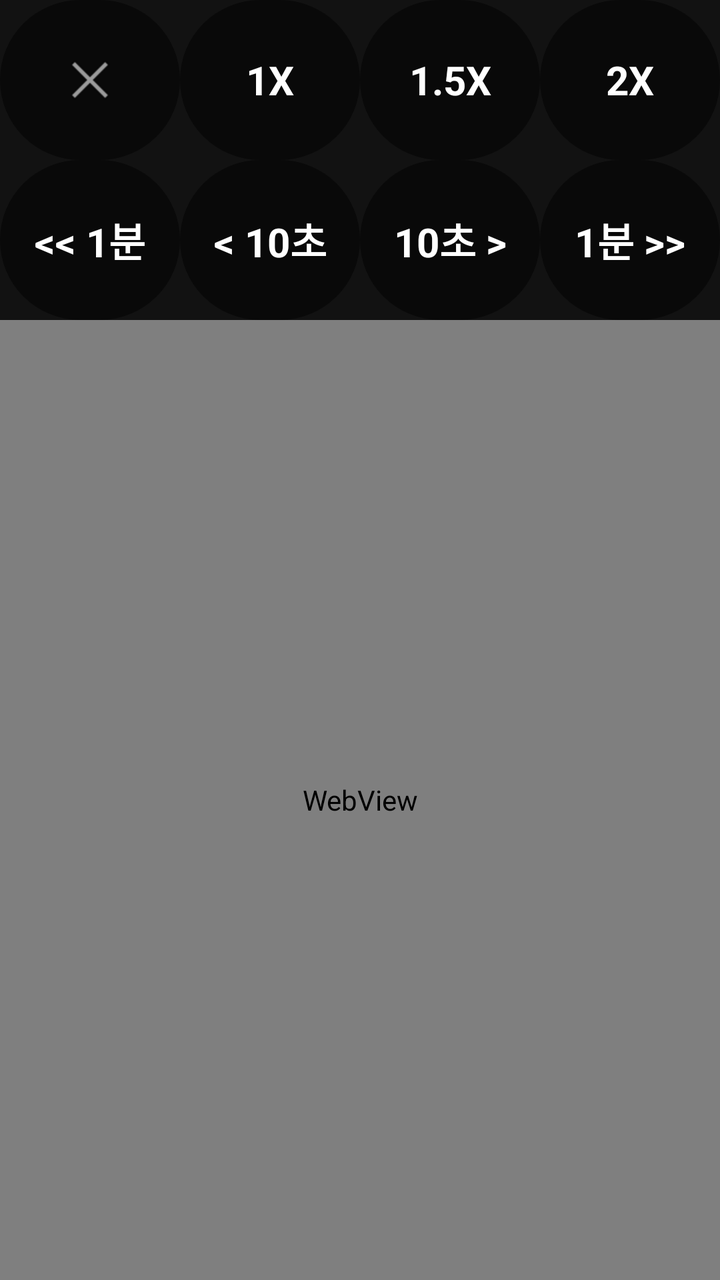
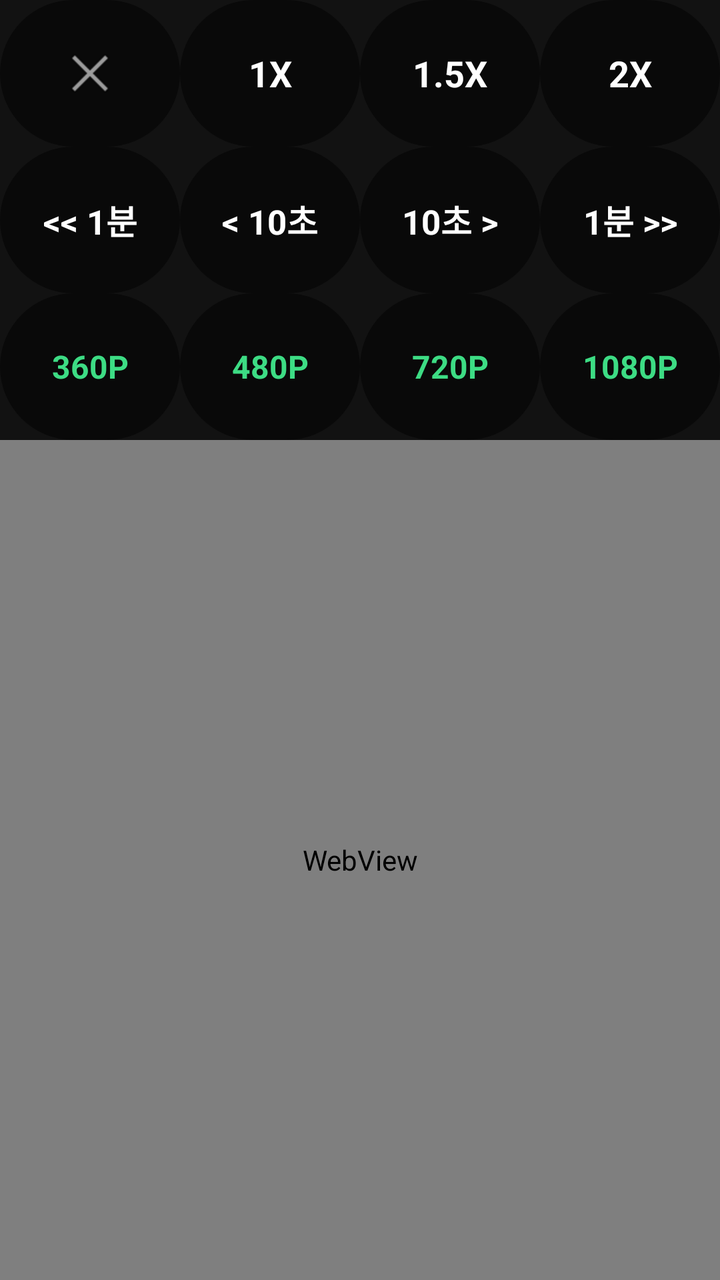

Compare the two renders of this Android layout. The source of the first and the diff that turns it into the second are given below.
<!-- AndroidManifest.xml: application theme Theme.CarHome -->
<!-- res/layout/activity_browser.xml -->
<?xml version="1.0" encoding="utf-8"?>
<LinearLayout xmlns:android="http://schemas.android.com/apk/res/android"
    android:id="@+id/browserRootLayout"
    android:layout_width="match_parent"
    android:layout_height="match_parent"
    android:orientation="vertical"
    android:background="#000000">

    <LinearLayout
        android:id="@+id/menuLayout"
        android:layout_width="match_parent"
        android:layout_height="160dp"
        android:orientation="vertical"
        android:background="#121212"
        android:gravity="center">

        
        <LinearLayout
            android:id="@+id/menuGroup1"
            android:layout_width="match_parent"
            android:layout_height="0dp"
            android:layout_weight="1"
            android:orientation="horizontal">

            
            <ImageView
                android:id="@+id/btnCloseBrowser"
                android:layout_width="0dp"
                android:layout_height="match_parent"
                android:layout_weight="1"
                android:background="@drawable/bg_round_btn"
                android:src="@android:drawable/ic_menu_close_clear_cancel"
                android:scaleType="centerInside" />

            <TextView
                android:id="@+id/btnSpeed1x"
                android:layout_width="0dp"
                android:layout_height="match_parent"
                android:layout_weight="1"
                android:background="@drawable/bg_round_btn"
                android:text="1X"
                android:textColor="#FFFFFF"
                android:textSize="20sp"
                android:textStyle="bold"
                android:gravity="center" />

            <TextView
                android:id="@+id/btnSpeed1_5x"
                android:layout_width="0dp"
                android:layout_height="match_parent"
                android:layout_weight="1"
                android:background="@drawable/bg_round_btn"
                android:text="1.5X"
                android:textColor="#FFFFFF"
                android:textSize="20sp"
                android:textStyle="bold"
                android:gravity="center" />

            <TextView
                android:id="@+id/btnSpeed2x"
                android:layout_width="0dp"
                android:layout_height="match_parent"
                android:layout_weight="1"
                android:background="@drawable/bg_round_btn"
                android:text="2X"
                android:textColor="#FFFFFF"
                android:textSize="20sp"
                android:textStyle="bold"
                android:gravity="center" />
        </LinearLayout>

        
        <LinearLayout
            android:id="@+id/menuGroup2"
            android:layout_width="match_parent"
            android:layout_height="0dp"
            android:layout_weight="1"
            android:orientation="horizontal">

            <TextView
                android:id="@+id/btnRewind"
                android:layout_width="0dp"
                android:layout_height="match_parent"
                android:layout_weight="1"
                android:background="@drawable/bg_round_btn"
                android:text="&lt;&lt; 1분"
                android:textColor="#FFFFFF"
                android:textSize="20sp"
                android:textStyle="bold"
                android:gravity="center" />

            <TextView
                android:id="@+id/btnRewind10"
                android:layout_width="0dp"
                android:layout_height="match_parent"
                android:layout_weight="1"
                android:background="@drawable/bg_round_btn"
                android:text="&lt; 10초"
                android:textColor="#FFFFFF"
                android:textSize="20sp"
                android:textStyle="bold"
                android:gravity="center" />

            <TextView
                android:id="@+id/btnForward10"
                android:layout_width="0dp"
                android:layout_height="match_parent"
                android:layout_weight="1"
                android:background="@drawable/bg_round_btn"
                android:text="10초 &gt;"
                android:textColor="#FFFFFF"
                android:textSize="20sp"
                android:textStyle="bold"
                android:gravity="center" />

            <TextView
                android:id="@+id/btnForward"
                android:layout_width="0dp"
                android:layout_height="match_parent"
                android:layout_weight="1"
                android:background="@drawable/bg_round_btn"
                android:text="1분 &gt;&gt;"
                android:textColor="#FFFFFF"
                android:textSize="20sp"
                android:textStyle="bold"
                android:gravity="center" />
        </LinearLayout>
    </LinearLayout>

    
    <WebView
        android:id="@+id/webView"
        android:layout_width="match_parent"
        android:layout_height="0dp"
        android:layout_weight="1" />
</LinearLayout>
<!-- resources referenced by this layout -->
<resources>
  <!-- drawable bg_round_btn (drawable) -->
  <?xml version="1.0" encoding="utf-8"?>
  <shape xmlns:android="http://schemas.android.com/apk/res/android"
      android:shape="rectangle">
      <corners android:radius="50dp" />
      
      <solid android:color="#80000000" />
  </shape>
  <style name="Theme.CarHome" parent="Base.Theme.CarHome" />
  <style name="Base.Theme.CarHome" parent="Theme.Material3.DayNight.NoActionBar">
          
          
      </style>
</resources>

<!-- the commit's change to res/layout/activity_browser.xml (unified diff, before → after) -->
@@ -9,7 +9,7 @@
     <LinearLayout
         android:id="@+id/menuLayout"
         android:layout_width="match_parent"
-        android:layout_height="160dp"
+        android:layout_height="220dp"
         android:orientation="vertical"
         android:background="#121212"
         android:gravity="center">
@@ -30,7 +30,9 @@
                 android:layout_weight="1"
                 android:background="@drawable/bg_round_btn"
                 android:src="@android:drawable/ic_menu_close_clear_cancel"
-                android:scaleType="centerInside" />
+                android:scaleType="centerInside"
+                android:clickable="true"
+                android:focusable="true" />
 
             <TextView
                 android:id="@+id/btnSpeed1x"
@@ -40,9 +42,11 @@
                 android:background="@drawable/bg_round_btn"
                 android:text="1X"
                 android:textColor="#FFFFFF"
-                android:textSize="20sp"
-                android:textStyle="bold"
-                android:gravity="center" />
+                android:textSize="18sp"
+                android:textStyle="bold"
+                android:gravity="center"
+                android:clickable="true"
+                android:focusable="true" />
 
             <TextView
                 android:id="@+id/btnSpeed1_5x"
@@ -52,9 +56,11 @@
                 android:background="@drawable/bg_round_btn"
                 android:text="1.5X"
                 android:textColor="#FFFFFF"
-                android:textSize="20sp"
-                android:textStyle="bold"
-                android:gravity="center" />
+                android:textSize="18sp"
+                android:textStyle="bold"
+                android:gravity="center"
+                android:clickable="true"
+                android:focusable="true" />
 
             <TextView
                 android:id="@+id/btnSpeed2x"
@@ -64,9 +70,11 @@
                 android:background="@drawable/bg_round_btn"
                 android:text="2X"
                 android:textColor="#FFFFFF"
-                android:textSize="20sp"
-                android:textStyle="bold"
-                android:gravity="center" />
+                android:textSize="18sp"
+                android:textStyle="bold"
+                android:gravity="center"
+                android:clickable="true"
+                android:focusable="true" />
         </LinearLayout>
 
         
@@ -85,9 +93,11 @@
                 android:background="@drawable/bg_round_btn"
                 android:text="&lt;&lt; 1분"
                 android:textColor="#FFFFFF"
-                android:textSize="20sp"
-                android:textStyle="bold"
-                android:gravity="center" />
+                android:textSize="17sp"
+                android:textStyle="bold"
+                android:gravity="center"
+                android:clickable="true"
+                android:focusable="true" />
 
             <TextView
                 android:id="@+id/btnRewind10"
@@ -97,9 +107,11 @@
                 android:background="@drawable/bg_round_btn"
                 android:text="&lt; 10초"
                 android:textColor="#FFFFFF"
-                android:textSize="20sp"
-                android:textStyle="bold"
-                android:gravity="center" />
+                android:textSize="17sp"
+                android:textStyle="bold"
+                android:gravity="center"
+                android:clickable="true"
+                android:focusable="true" />
 
             <TextView
                 android:id="@+id/btnForward10"
@@ -109,9 +121,11 @@
                 android:background="@drawable/bg_round_btn"
                 android:text="10초 &gt;"
                 android:textColor="#FFFFFF"
-                android:textSize="20sp"
-                android:textStyle="bold"
-                android:gravity="center" />
+                android:textSize="17sp"
+                android:textStyle="bold"
+                android:gravity="center"
+                android:clickable="true"
+                android:focusable="true" />
 
             <TextView
                 android:id="@+id/btnForward"
@@ -121,9 +135,76 @@
                 android:background="@drawable/bg_round_btn"
                 android:text="1분 &gt;&gt;"
                 android:textColor="#FFFFFF"
-                android:textSize="20sp"
-                android:textStyle="bold"
-                android:gravity="center" />
+                android:textSize="17sp"
+                android:textStyle="bold"
+                android:gravity="center"
+                android:clickable="true"
+                android:focusable="true" />
+        </LinearLayout>
+
+        
+        <LinearLayout
+            android:id="@+id/menuGroup3"
+            android:layout_width="match_parent"
+            android:layout_height="0dp"
+            android:layout_weight="1"
+            android:orientation="horizontal">
+
+            <TextView
+                android:id="@+id/btnRes360"
+                android:layout_width="0dp"
+                android:layout_height="match_parent"
+                android:layout_weight="1"
+                android:background="@drawable/bg_round_btn"
+                android:text="360P"
+                android:textColor="#3DDC84"
+                android:textSize="16sp"
+                android:textStyle="bold"
+                android:gravity="center"
+                android:clickable="true"
+                android:focusable="true" />
+
+            <TextView
+                android:id="@+id/btnRes480"
+                android:layout_width="0dp"
+                android:layout_height="match_parent"
+                android:layout_weight="1"
+                android:background="@drawable/bg_round_btn"
+                android:text="480P"
+                android:textColor="#3DDC84"
+                android:textSize="16sp"
+                android:textStyle="bold"
+                android:gravity="center"
+                android:clickable="true"
+                android:focusable="true" />
+
+            <TextView
+                android:id="@+id/btnRes720"
+                android:layout_width="0dp"
+                android:layout_height="match_parent"
+                android:layout_weight="1"
+                android:background="@drawable/bg_round_btn"
+                android:text="720P"
+                android:textColor="#3DDC84"
+                android:textSize="16sp"
+                android:textStyle="bold"
+                android:gravity="center"
+                android:clickable="true"
+                android:focusable="true" />
+
+            <TextView
+                android:id="@+id/btnRes1080"
+                android:layout_width="0dp"
+                android:layout_height="match_parent"
+                android:layout_weight="1"
+                android:background="@drawable/bg_round_btn"
+                android:text="1080P"
+                android:textColor="#3DDC84"
+                android:textSize="16sp"
+                android:textStyle="bold"
+                android:gravity="center"
+                android:clickable="true"
+                android:focusable="true" />
         </LinearLayout>
     </LinearLayout>
 
